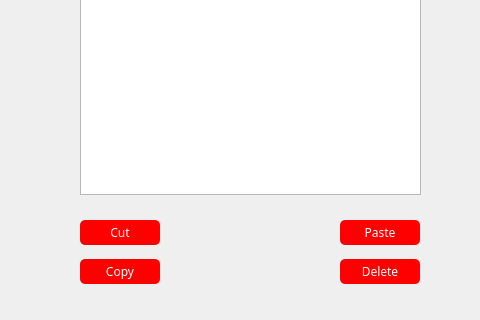
Qt form client/code/forms/filebox.ui (LukaVujcic/26-filebox) before a commit; both pictures show x 420 to 900 and y 160 to 480 of the 900 by 480 pixel window.
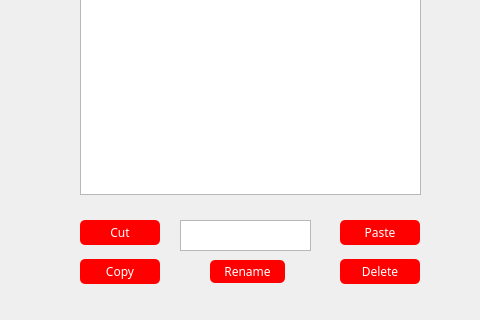
The same form after that commit. Icons and pictures are not drawn. Custom widgets are drawn as their Qt base class.

Commit message:
feat: Implements rename functionality and completely handles all requests
func(on_pbRename_clicked): sends rename requests to server
func(is_rename_request): handles rename requests on server
func(is_clear_request): handles clear requests

What changed in the file:
```diff
--- a/client/code/forms/filebox.ui
+++ b/client/code/forms/filebox.ui
@@ -221,6 +221,29 @@
     <string>Download</string>
    </property>
   </widget>
+  <widget class="QTextEdit" name="txtEdit">
+   <property name="geometry">
+    <rect>
+     <x>600</x>
+     <y>380</y>
+     <width>131</width>
+     <height>31</height>
+    </rect>
+   </property>
+  </widget>
+  <widget class="QPushButton" name="pbRename">
+   <property name="geometry">
+    <rect>
+     <x>630</x>
+     <y>420</y>
+     <width>75</width>
+     <height>23</height>
+    </rect>
+   </property>
+   <property name="text">
+    <string>Rename</string>
+   </property>
+  </widget>
  </widget>
  <customwidgets>
   <customwidget>
```
The commit also changes 4 other files.
